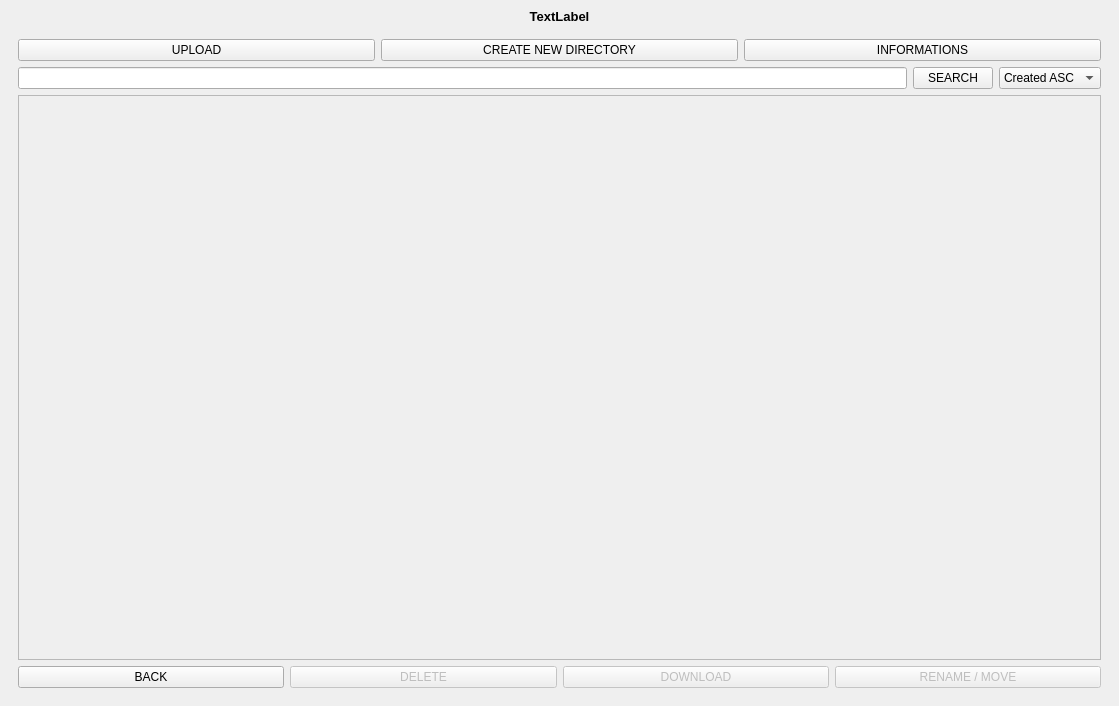
Before: the Qt Designer form mainwindow.ui in Robertzzel/NAS-CLIENT, drawn with Qt 5.
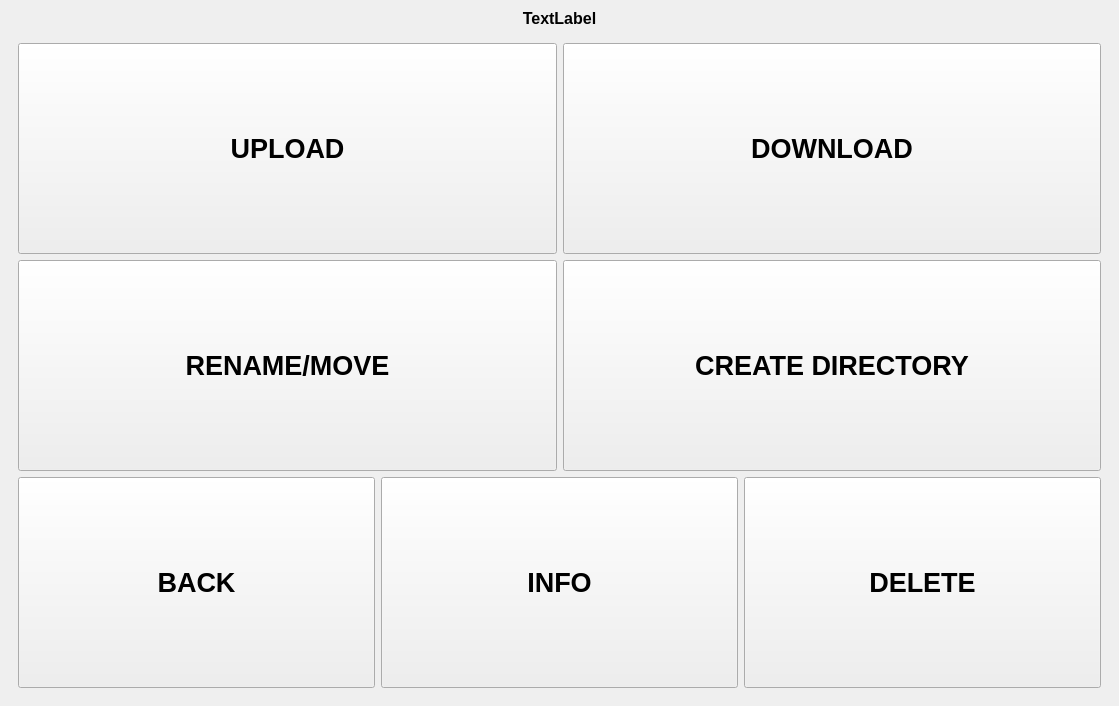
After: the same form once the commit is applied. The open tabs and pages were chosen to show the change.

Commit message: added actions menu

Diff of the .ui file:
```diff
--- a/mainwindow.ui
+++ b/mainwindow.ui
@@ -10,6 +10,12 @@
     <height>706</height>
    </rect>
   </property>
+  <property name="font">
+   <font>
+    <pointsize>12</pointsize>
+    <bold>true</bold>
+   </font>
+  </property>
   <property name="windowTitle">
    <string>MainWindow</string>
   </property>
@@ -19,7 +25,7 @@
      <widget class="QLabel" name="statusLabel">
       <property name="font">
        <font>
-        <pointsize>10</pointsize>
+        <pointsize>12</pointsize>
         <bold>true</bold>
        </font>
       </property>
@@ -42,39 +48,39 @@
        </property>
        <layout class="QVBoxLayout" name="verticalLayout_6">
         <item>
-         <layout class="QVBoxLayout" name="verticalLayout_5">
-          <item>
-           <layout class="QHBoxLayout" name="horizontalLayout_5">
-            <item>
-             <widget class="QPushButton" name="uploadButton">
-              <property name="text">
-               <string>UPLOAD</string>
-              </property>
-             </widget>
-            </item>
-            <item>
-             <widget class="QPushButton" name="createDirectoryButton">
-              <property name="text">
-               <string>CREATE NEW DIRECTORY</string>
-              </property>
-             </widget>
-            </item>
-            <item>
-             <widget class="QPushButton" name="informationsButton">
-              <property name="text">
-               <string>INFORMATIONS</string>
-              </property>
-             </widget>
-            </item>
-           </layout>
-          </item>
+         <layout class="QVBoxLayout" name="verticalLayout_5" stretch="1,10,1">
           <item>
            <layout class="QHBoxLayout" name="horizontalLayout_7">
             <item>
-             <widget class="QLineEdit" name="filterLineEdit"/>
+             <widget class="QLineEdit" name="filterLineEdit">
+              <property name="sizePolicy">
+               <sizepolicy hsizetype="Expanding" vsizetype="Preferred">
+                <horstretch>0</horstretch>
+                <verstretch>0</verstretch>
+               </sizepolicy>
+              </property>
+              <property name="font">
+               <font>
+                <pointsize>20</pointsize>
+                <bold>true</bold>
+               </font>
+              </property>
+             </widget>
             </item>
             <item>
              <widget class="QPushButton" name="searchButton">
+              <property name="sizePolicy">
+               <sizepolicy hsizetype="Minimum" vsizetype="Preferred">
+                <horstretch>0</horstretch>
+                <verstretch>0</verstretch>
+               </sizepolicy>
+              </property>
+              <property name="font">
+               <font>
+                <pointsize>12</pointsize>
+                <bold>true</bold>
+               </font>
+              </property>
               <property name="text">
                <string>SEARCH</string>
               </property>
@@ -82,6 +88,18 @@
             </item>
             <item>
              <widget class="QComboBox" name="comboBox">
+              <property name="sizePolicy">
+               <sizepolicy hsizetype="Preferred" vsizetype="Preferred">
+                <horstretch>0</horstretch>
+                <verstretch>0</verstretch>
+               </sizepolicy>
+              </property>
+              <property name="font">
+               <font>
+                <pointsize>12</pointsize>
+                <bold>true</bold>
+               </font>
+              </property>
               <item>
                <property name="text">
                 <string>Created ASC</string>
@@ -117,50 +135,78 @@
                <x>0</x>
                <y>0</y>
                <width>1079</width>
-               <height>543</height>
+               <height>522</height>
               </rect>
              </property>
             </widget>
            </widget>
           </item>
           <item>
-           <layout class="QHBoxLayout" name="horizontalLayout_6">
+           <layout class="QHBoxLayout" name="horizontalLayout_5">
+            <item>
+             <spacer name="horizontalSpacer_10">
+              <property name="orientation">
+               <enum>Qt::Horizontal</enum>
+              </property>
+              <property name="sizeHint" stdset="0">
+               <size>
+                <width>40</width>
+                <height>20</height>
+               </size>
+              </property>
+             </spacer>
+            </item>
+            <item>
+             <widget class="QPushButton" name="actionsButton">
+              <property name="sizePolicy">
+               <sizepolicy hsizetype="Minimum" vsizetype="Preferred">
+                <horstretch>0</horstretch>
+                <verstretch>0</verstretch>
+               </sizepolicy>
+              </property>
+              <property name="text">
+               <string>Actions</string>
+              </property>
+             </widget>
+            </item>
+            <item>
+             <spacer name="horizontalSpacer_9">
+              <property name="orientation">
+               <enum>Qt::Horizontal</enum>
+              </property>
+              <property name="sizeHint" stdset="0">
+               <size>
+                <width>40</width>
+                <height>20</height>
+               </size>
+              </property>
+             </spacer>
+            </item>
             <item>
              <widget class="QPushButton" name="backButton">
-              <property name="text">
-               <string>BACK</string>
+              <property name="sizePolicy">
+               <sizepolicy hsizetype="Minimum" vsizetype="Preferred">
+                <horstretch>0</horstretch>
+                <verstretch>0</verstretch>
+               </sizepolicy>
               </property>
-             </widget>
-            </item>
-            <item>
-             <widget class="QPushButton" name="deleteButton">
-              <property name="enabled">
-               <bool>false</bool>
-              </property>
               <property name="text">
-               <string>DELETE</string>
+               <string>Back</string>
               </property>
              </widget>
             </item>
             <item>
-             <widget class="QPushButton" name="downloadButton">
-              <property name="enabled">
-               <bool>false</bool>
+             <spacer name="horizontalSpacer_11">
+              <property name="orientation">
+               <enum>Qt::Horizontal</enum>
               </property>
-              <property name="text">
-               <string>DOWNLOAD</string>
+              <property name="sizeHint" stdset="0">
+               <size>
+                <width>40</width>
+                <height>20</height>
+               </size>
               </property>
-             </widget>
-            </item>
-            <item>
-             <widget class="QPushButton" name="moveButton">
-              <property name="enabled">
-               <bool>false</bool>
-              </property>
-              <property name="text">
-               <string>RENAME / MOVE</string>
-              </property>
-             </widget>
+             </spacer>
             </item>
            </layout>
           </item>
@@ -629,6 +675,159 @@
         </item>
        </layout>
       </widget>
+      <widget class="QWidget" name="actions_page">
+       <layout class="QVBoxLayout" name="verticalLayout_10">
+        <item>
+         <layout class="QVBoxLayout" name="verticalLayout_9">
+          <item>
+           <layout class="QHBoxLayout" name="horizontalLayout_11">
+            <item>
+             <widget class="QPushButton" name="uploadButton">
+              <property name="sizePolicy">
+               <sizepolicy hsizetype="Minimum" vsizetype="Preferred">
+                <horstretch>0</horstretch>
+                <verstretch>0</verstretch>
+               </sizepolicy>
+              </property>
+              <property name="font">
+               <font>
+                <pointsize>20</pointsize>
+                <bold>true</bold>
+               </font>
+              </property>
+              <property name="text">
+               <string>UPLOAD</string>
+              </property>
+             </widget>
+            </item>
+            <item>
+             <widget class="QPushButton" name="downloadButton">
+              <property name="sizePolicy">
+               <sizepolicy hsizetype="Minimum" vsizetype="Preferred">
+                <horstretch>0</horstretch>
+                <verstretch>0</verstretch>
+               </sizepolicy>
+              </property>
+              <property name="font">
+               <font>
+                <pointsize>20</pointsize>
+                <bold>true</bold>
+               </font>
+              </property>
+              <property name="text">
+               <string>DOWNLOAD</string>
+              </property>
+             </widget>
+            </item>
+           </layout>
+          </item>
+          <item>
+           <layout class="QHBoxLayout" name="horizontalLayout_10">
+            <item>
+             <widget class="QPushButton" name="moveButton">
+              <property name="sizePolicy">
+               <sizepolicy hsizetype="Minimum" vsizetype="Preferred">
+                <horstretch>0</horstretch>
+                <verstretch>0</verstretch>
+               </sizepolicy>
+              </property>
+              <property name="font">
+               <font>
+                <pointsize>20</pointsize>
+                <bold>true</bold>
+               </font>
+              </property>
+              <property name="text">
+               <string>RENAME/MOVE</string>
+              </property>
+             </widget>
+            </item>
+            <item>
+             <widget class="QPushButton" name="createDirectoryButton">
+              <property name="sizePolicy">
+               <sizepolicy hsizetype="Minimum" vsizetype="Preferred">
+                <horstretch>0</horstretch>
+                <verstretch>0</verstretch>
+               </sizepolicy>
+              </property>
+              <property name="font">
+               <font>
+                <pointsize>20</pointsize>
+                <bold>true</bold>
+               </font>
+              </property>
+              <property name="text">
+               <string>CREATE DIRECTORY</string>
+              </property>
+             </widget>
+            </item>
+           </layout>
+          </item>
+          <item>
+           <layout class="QHBoxLayout" name="horizontalLayout_6">
+            <item>
+             <widget class="QPushButton" name="actionsBackButton">
+              <property name="sizePolicy">
+               <sizepolicy hsizetype="Preferred" vsizetype="Preferred">
+                <horstretch>0</horstretch>
+                <verstretch>0</verstretch>
+               </sizepolicy>
+              </property>
+              <property name="font">
+               <font>
+                <pointsize>20</pointsize>
+                <bold>true</bold>
+               </font>
+              </property>
+              <property name="text">
+               <string>BACK</string>
+              </property>
+             </widget>
+            </item>
+            <item>
+             <widget class="QPushButton" name="informationsButton">
+              <property name="sizePolicy">
+               <sizepolicy hsizetype="Minimum" vsizetype="Preferred">
+                <horstretch>0</horstretch>
+                <verstretch>0</verstretch>
+               </sizepolicy>
+              </property>
+              <property name="font">
+               <font>
+                <pointsize>20</pointsize>
+                <bold>true</bold>
+               </font>
+              </property>
+              <property name="text">
+               <string>INFO</string>
+              </property>
+             </widget>
+            </item>
+            <item>
+             <widget class="QPushButton" name="deleteButton">
+              <property name="sizePolicy">
+               <sizepolicy hsizetype="Minimum" vsizetype="Preferred">
+                <horstretch>0</horstretch>
+                <verstretch>0</verstretch>
+               </sizepolicy>
+              </property>
+              <property name="font">
+               <font>
+                <pointsize>20</pointsize>
+                <bold>true</bold>
+               </font>
+              </property>
+              <property name="text">
+               <string>DELETE</string>
+              </property>
+             </widget>
+            </item>
+           </layout>
+          </item>
+         </layout>
+        </item>
+       </layout>
+      </widget>
      </widget>
     </item>
    </layout>
```
Left out of the diff: 5 changed lines with no effect on the pictures. The commit also changes 3 other files.
